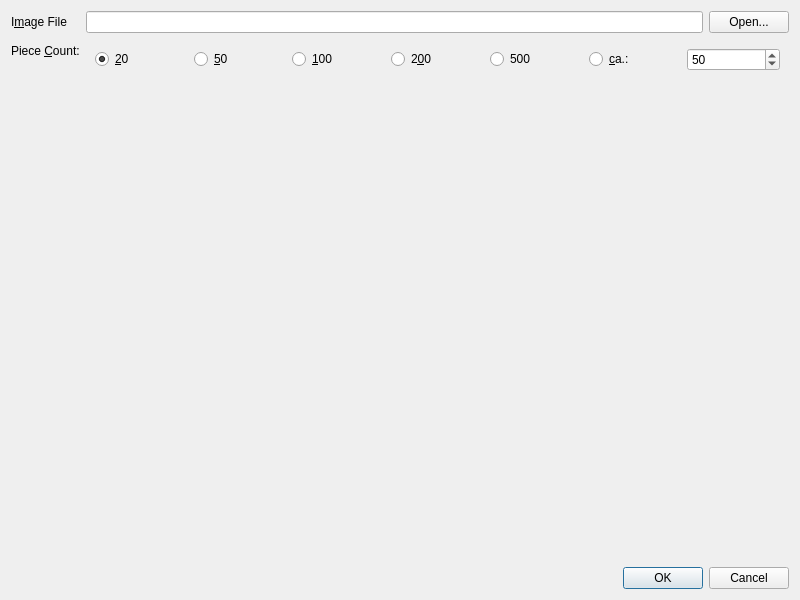
This is slicer/slicer.ui in loehnertj/bigjig as Qt 5 draws it before an edit. The edited form follows.
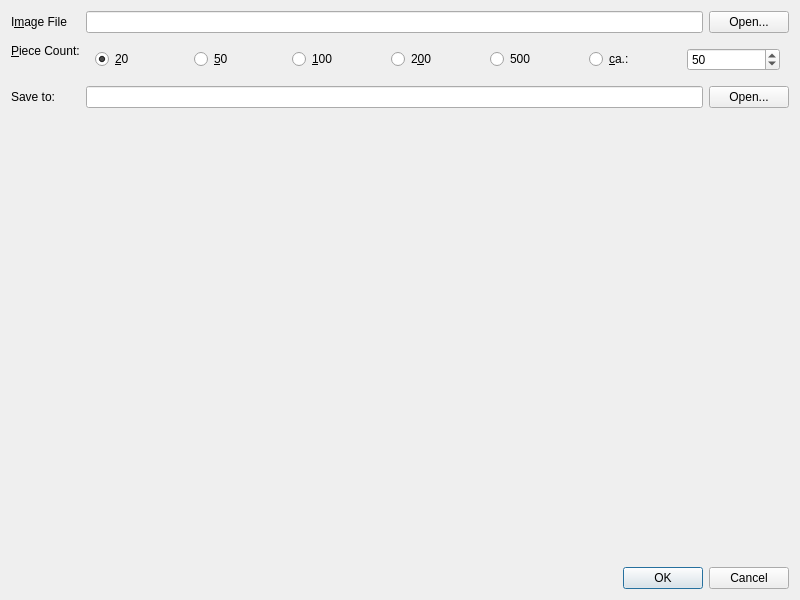
This is the edited form.

Commit message: slicer: save path configurable

```diff
--- a/slicer/slicer.ui
+++ b/slicer/slicer.ui
@@ -27,7 +27,7 @@
    <item row="1" column="0">
     <widget class="QLabel" name="lblPieceCount">
      <property name="text">
-      <string>Piece &amp;Count:</string>
+      <string>&amp;Piece Count:</string>
      </property>
      <property name="buddy">
       <cstring>pc_20</cstring>
@@ -135,6 +135,30 @@
      </layout>
     </widget>
    </item>
+   <item row="2" column="0">
+    <widget class="QLabel" name="saveToLabel">
+     <property name="text">
+      <string>Save to:</string>
+     </property>
+     <property name="buddy">
+      <cstring>txtSaveTo</cstring>
+     </property>
+    </widget>
+   </item>
+   <item row="2" column="1">
+    <layout class="QHBoxLayout" name="horizontalLayout_3">
+     <item>
+      <widget class="QLineEdit" name="txtSaveTo"/>
+     </item>
+     <item>
+      <widget class="QPushButton" name="btnSaveTo">
+       <property name="text">
+        <string>Open...</string>
+       </property>
+      </widget>
+     </item>
+    </layout>
+   </item>
   </layout>
  </widget>
  <resources/>
```
The commit also changes 1 other file.
